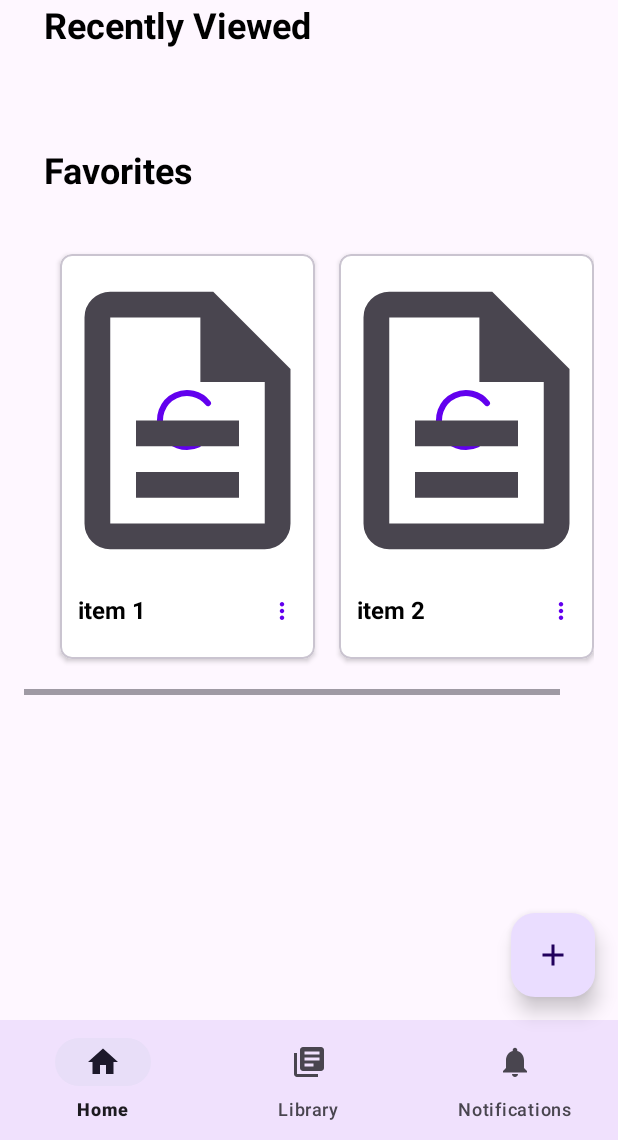
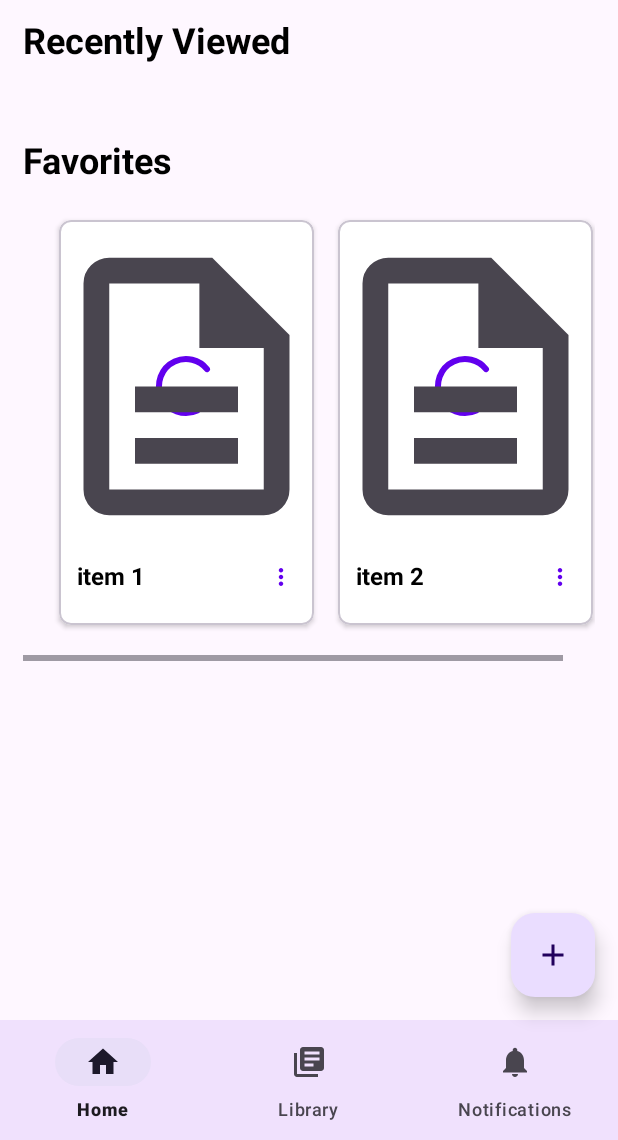
Before and after one commit to FallAPI/PaperTrail-App, an Android app: the HomeFragment screen opened directly, with no data from a screen before it, on a phone screen of 412 x 824 dp, the part 96-1236 px from its top. Run offline under Robolectric (Android 15) with nearby library versions, the light colour scheme and no system bars; our stand-ins replace navigation-ui; libraries missing offline, so code that uses them is left out: com.rajat.pdfviewer.

Commit message:
Revamp home fragment layout

```diff
--- a/app/src/main/res/layout/fragment_home.xml
+++ b/app/src/main/res/layout/fragment_home.xml
@@ -4,15 +4,16 @@
     xmlns:tools="http://schemas.android.com/tools"
     android:layout_width="match_parent"
     android:layout_height="match_parent"
+    android:paddingHorizontal="15dp"
     tools:context=".ui.home.HomeFragment">
 
        <TextView
            android:id="@+id/recently_viewed_title"
            android:layout_width="wrap_content"
            android:layout_height="wrap_content"
+           android:layout_marginTop="10dp"
            android:textSize="24sp"
            android:textStyle="bold"
-           android:layout_marginLeft="29dp"
            android:textColor="@color/black"
            android:text="Recently Viewed"
            app:layout_constraintTop_toTopOf="parent"
@@ -22,7 +23,6 @@
            android:id="@+id/horizontal_scroll"
            android:layout_width="match_parent"
            android:layout_height="wrap_content"
-           android:layout_margin="16dp"
            app:layout_constraintTop_toBottomOf="@+id/recently_viewed_title"
            app:layout_constraintStart_toStartOf="parent"
            app:layout_constraintEnd_toEndOf="parent">
@@ -51,8 +51,7 @@
         android:layout_height="wrap_content"
         android:textSize="24sp"
         android:textStyle="bold"
-        android:layout_marginLeft="29dp"
-        android:layout_marginTop="16dp"
+        android:layout_marginTop="15dp"
         android:textColor="@color/black"
         android:text="Favorites"
         app:layout_constraintTop_toBottomOf="@+id/horizontal_scroll"
@@ -62,7 +61,6 @@
         android:id="@+id/horizontal_scroll_favorites"
         android:layout_width="match_parent"
         android:layout_height="wrap_content"
-        android:layout_margin="16dp"
         app:layout_constraintTop_toBottomOf="@+id/favorites_title"
         app:layout_constraintStart_toStartOf="parent"
         app:layout_constraintEnd_toEndOf="parent">
```
